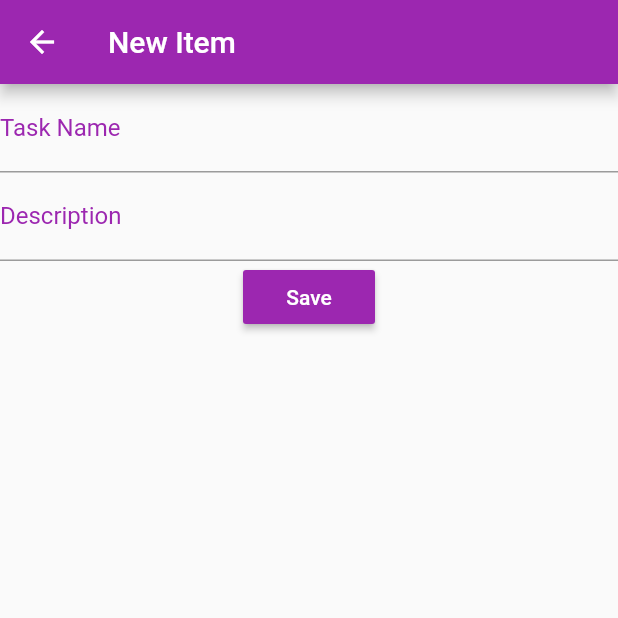
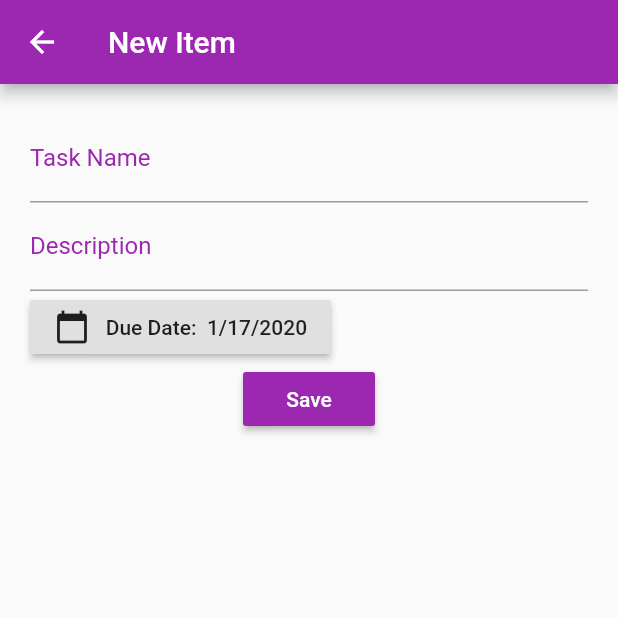
Before and after one commit to darcipons/todo_flutter, a Flutter app: the AddTodo screen opened directly, on a phone screen of 412 x 824 dp, the top half of it. Run offline on Flutter 3.47's test engine with Material 2 defaults, Android fonts, the phone set to English and light mode, and no system bars.

Commit message:
added date picker

```diff
--- a/lib/screens/add_todo.dart
+++ b/lib/screens/add_todo.dart
@@ -1,6 +1,12 @@
 import 'package:flutter/material.dart';
+import 'package:todo_taxfyle/widgets/date_time.dart';
 
-class AddTodo extends StatelessWidget {
+class AddTodo extends StatefulWidget {
+  @override
+  _AddTodoState createState() => _AddTodoState();
+}
+
+class _AddTodoState extends State<AddTodo> {
   @override
   Widget build(BuildContext context) {
     return Scaffold(
@@ -8,7 +14,9 @@ class AddTodo extends StatelessWidget {
         title: Text('New Item'),
         backgroundColor: Colors.purple,
       ),
-      body: Column(
+      body: Padding(
+        padding: const EdgeInsets.all(20.0),
+        child: Column(
           children: <Widget>[
             TextField(
               decoration: InputDecoration(
@@ -32,6 +40,11 @@ class AddTodo extends StatelessWidget {
                 ),
               ),
             ),
+            Row(
+              children: <Widget>[
+                DueDate(),
+              ],
+            ),
             RaisedButton(
               child: Text(
                 'Save',
@@ -44,6 +57,7 @@ class AddTodo extends StatelessWidget {
             )
           ],
         ),
+      ),
     );
   }
 }
--- /dev/null
+++ b/lib/widgets/date_time.dart
@@ -0,0 +1,53 @@
+import 'package:flutter/material.dart';
+import 'package:intl/intl.dart';
+
+class DueDate extends StatefulWidget {
+  @override
+  _DueDateState createState() => _DueDateState();
+}
+
+class _DueDateState extends State<DueDate> {
+  DateTime selectedDate = DateTime.now();
+
+//  String _formatDateTime(DateTime dateTime) {
+//    return DateFormat('yMd').format(dateTime);
+//  }
+
+  Future<Null> selectDate(BuildContext context) async {
+    final DateTime picked = await showDatePicker(
+      context: context,
+      initialDate: DateTime.now(),
+      firstDate: DateTime(2000),
+      lastDate: DateTime(2050),
+    );
+
+    if (picked != null && picked != selectedDate) {
+      setState(() {
+        selectedDate = picked;
+        return selectedDate.toString();
+      });
+    }
+  }
+
+  @override
+  Widget build(BuildContext context) {
+    final format = DateFormat.yMd().format(selectedDate);
+
+    return RaisedButton(
+      child: Row(
+        children: <Widget>[
+          Icon(Icons.calendar_today),
+          Text('   Due Date:  $format'),
+        ],
+      ),
+      color: Colors.grey[300],
+      onPressed: () {
+        selectDate(context);
+        print('due date button is working');
+      },
+    );
+  }
+}
+
+//Text("${selectedDate.toLocal()}".split(' ')[0]),
+//Text(format),
--- a/pubspec.yaml
+++ b/pubspec.yaml
@@ -23,6 +23,7 @@ dependencies:
   # The following adds the Cupertino Icons font to your application.
   # Use with the CupertinoIcons class for iOS style icons.
   cupertino_icons: ^0.1.2
+  intl: ^0.16.1
 
 dev_dependencies:
   flutter_test:
```
Also changed, not shown: pubspec.lock. Lines whose indentation alone changed are shown as unchanged.
